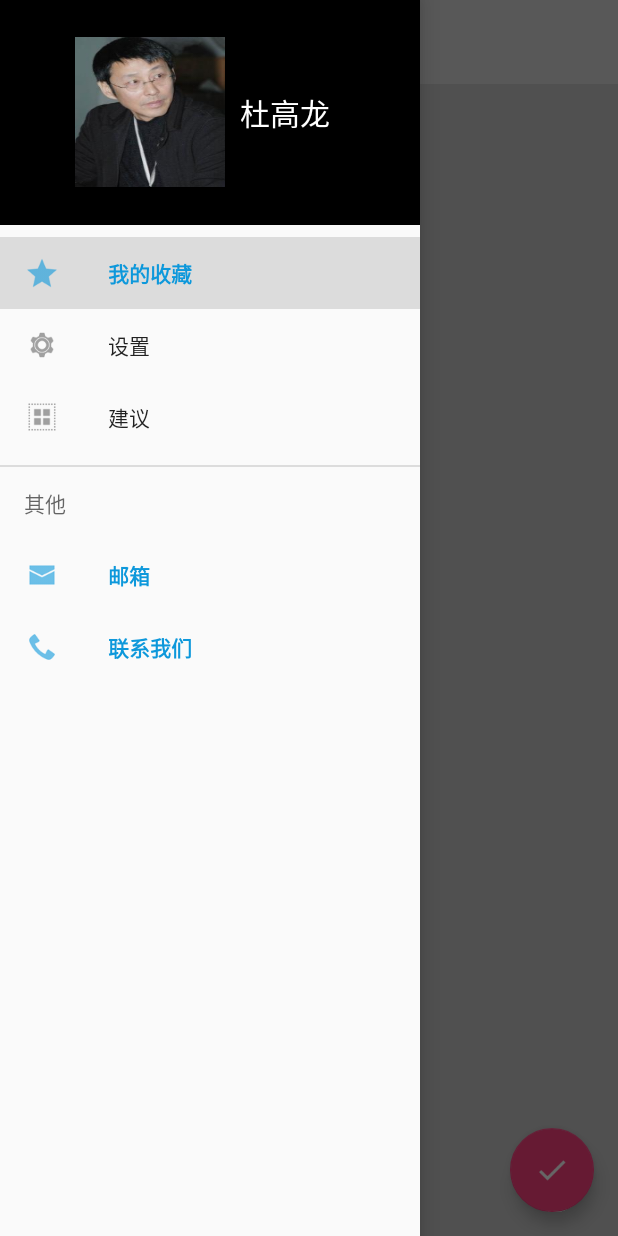
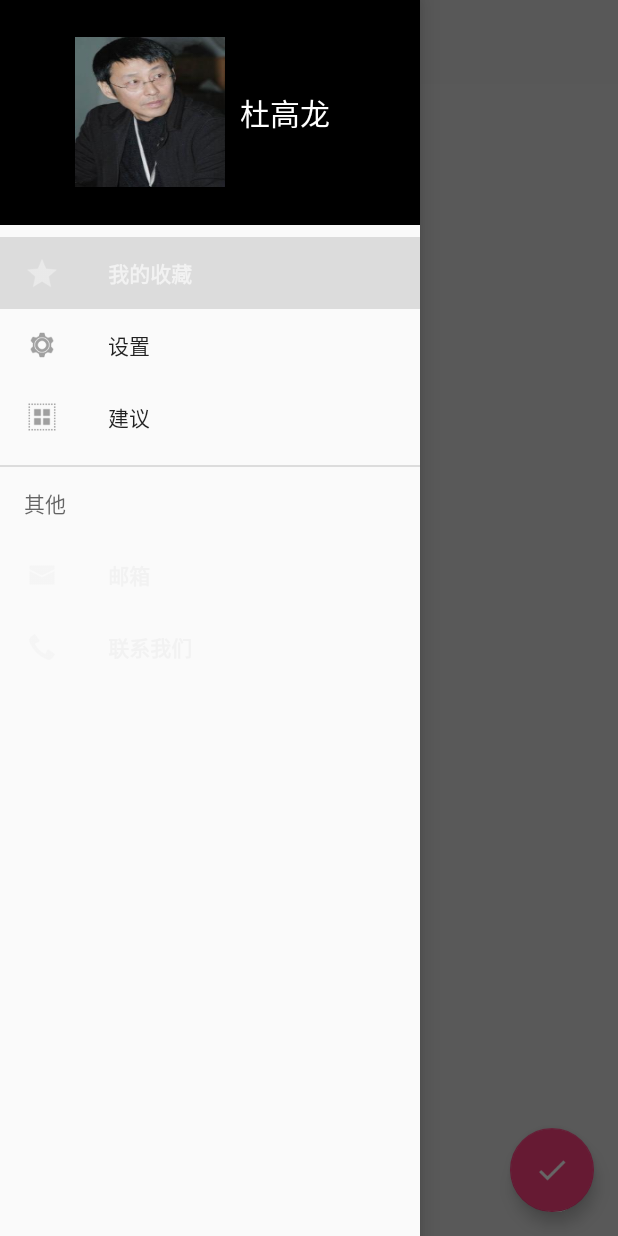
Before and after one commit to dugaolong/Kaiwei, an Android app: the screen it shows after launch (MainActivity), with the side drawer open, on a phone screen of 412 x 824 dp. Run offline under Robolectric (Android 15) with nearby library versions, the phone set to English and light mode, and no system bars; libraries missing offline, so code that uses them is left out: com.alibaba.fastjson; network calls fail; pictures from the network do not load.

Commit message:
分割线

```diff
--- a/app/src/main/res/drawable/divider.xml
+++ /dev/null
@@ -1,6 +0,0 @@
-<?xml version="1.0" encoding="utf-8"?>
-<shape xmlns:android="http://schemas.android.com/apk/res/android"
-    android:shape="rectangle">
-    <solid android:color="#7b7a7a"/>
-    <size android:height="1dp"/>
-</shape>
--- a/app/src/main/res/layout/activity_main.xml
+++ b/app/src/main/res/layout/activity_main.xml
@@ -24,7 +24,7 @@
             android:id="@+id/fl"
             android:layout_width="match_parent"
             android:layout_height="match_parent"
-            android:background="@color/gray_txt_light">
+            android:background="@color/layoutbg">
 
             <android.support.v7.widget.RecyclerView
                 android:id="@+id/recycleview"
--- a/app/src/main/res/values/styles.xml
+++ b/app/src/main/res/values/styles.xml
@@ -4,7 +4,7 @@
     <style name="AppTheme" parent="Theme.AppCompat.Light.DarkActionBar">
         <!-- Customize your theme here. -->
         <!--<item name="colorPrimary">@color/colorPrimary</item>-->
-        <item name="colorPrimary">@color/blue</item>
+        <item name="colorPrimary">@color/app_theme_color</item>
         <!--<item name="colorPrimaryDark">@color/colorPrimaryDark</item>-->
         <item name="colorPrimaryDark">@color/black</item>
         <item name="colorAccent">@color/colorAccent</item>
```
Also changed, not shown: app/src/main/java/com/dgl/www/kaiwei/adapter/RecycleAdapter.java (+8 -1 lines), app/src/main/res/layout/recycle_item.xml (+4 -3 lines).
